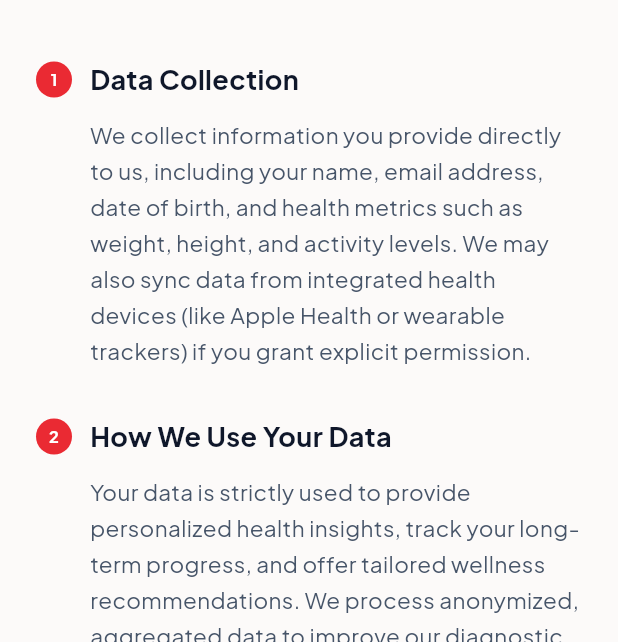
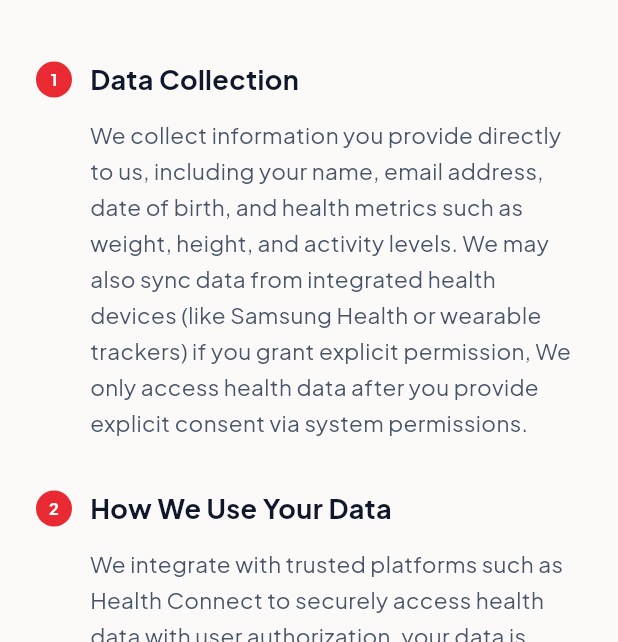
Before and after one commit to dminh312/MediCare, a Flutter app: the PrivacyPolicyScreen screen opened directly, on a phone screen of 412 x 824 dp, the part 594-1236 px from its top. Run offline on Flutter 3.47's test engine with Material 3 defaults, Android fonts, the phone set to English and light mode, and no system bars; our stand-ins replace cloud_firestore, file_picker, firebase_auth, firebase_core, firebase_storage, flutter_animate and 13 more; missing offline and left inert: flutter_pdfview, health; accounts and stored records are empty.

Commit message:
adding code base for Health Connect, create health_services, changing pp.dart follow GDPR rules

```diff
--- a/lib/UI/share/pp.dart
+++ b/lib/UI/share/pp.dart
@@ -110,7 +110,7 @@ class PrivacyPolicyScreen extends StatelessWidget {
               _buildSection(
                 number: '1',
                 title: 'Data Collection',
-                content: 'We collect information you provide directly to us, including your name, email address, date of birth, and health metrics such as weight, height, and activity levels. We may also sync data from integrated health devices (like Apple Health or wearable trackers) if you grant explicit permission.',
+                content: 'We collect information you provide directly to us, including your name, email address, date of birth, and health metrics such as weight, height, and activity levels. We may also sync data from integrated health devices (like Samsung Health or wearable trackers) if you grant explicit permission, We only access health data after you provide explicit consent via system permissions.',
                 primaryColor: primaryColor,
                 textColor: textColor,
                 secondaryTextColor: secondaryTextColor,
@@ -120,7 +120,7 @@ class PrivacyPolicyScreen extends StatelessWidget {
               _buildSection(
                 number: '2',
                 title: 'How We Use Your Data',
-                content: 'Your data is strictly used to provide personalized health insights, track your long-term progress, and offer tailored wellness recommendations. We process anonymized, aggregated data to improve our diagnostic algorithms and app performance.',
+                content: 'We integrate with trusted platforms such as Health Connect to securely access health data with user authorization, your data is strictly used to provide personalized health insights, track your long-term progress, and offer tailored wellness recommendations. We process anonymized, aggregated data to improve our diagnostic algorithms and app performance.',
                 primaryColor: primaryColor,
                 textColor: textColor,
                 secondaryTextColor: secondaryTextColor,
@@ -130,7 +130,7 @@ class PrivacyPolicyScreen extends StatelessWidget {
               _buildSection(
                 number: '3',
                 title: 'Data Security',
-                content: 'MediCare+ employs enterprise-grade encryption (AES-256) for all data at rest and in transit. Your health records are stored in HIPAA-compliant cloud infrastructure with strict multi-factor authentication protocols for all administrative access.',
+                content: 'We use industry-standard security measures to protect your data, including encryption in transit and secure cloud storage with access control.',
                 primaryColor: primaryColor,
                 textColor: textColor,
                 secondaryTextColor: secondaryTextColor,
@@ -149,8 +149,18 @@ class PrivacyPolicyScreen extends StatelessWidget {
 
               _buildSection(
                 number: '5',
+                title: 'Data Transparency',
+                content: 'We are committed to transparency in how your data is used. You can view all collected health data directly within the app.',
+                primaryColor: primaryColor,
+                textColor: textColor,
+                secondaryTextColor: secondaryTextColor,
+              ),
+              const SizedBox(height: 32),
+
+              _buildSection(
+                number: '6',
                 title: 'Your Rights',
-                content: 'You maintain full ownership of your data. You have the right to access, correct, or delete your health profile at any time. Upon account deletion, all personal data is permanently purged from our primary servers and backups within a 30-day window.',
+                content: 'You maintain full ownership of your data. You have the right to withdraw consent at any time, access, correct, or delete your health profile at any time. Upon account deletion, all personal data is permanently purged from our primary servers and backups within a 30-day window.',
                 primaryColor: primaryColor,
                 textColor: textColor,
                 secondaryTextColor: secondaryTextColor,
--- a/pubspec.yaml
+++ b/pubspec.yaml
@@ -67,6 +67,7 @@ dependencies:
   flutter_animate: ^4.5.2
   google_fonts: ^8.0.2
   flutter_config: ^2.0.2
+  health: ^11.0.0
 
 dev_dependencies:
   flutter_test:
```
Also changed, not shown: lib/logic/services/health_services.dart (added, +84 -0 lines), pubspec.lock, 2 other files.
